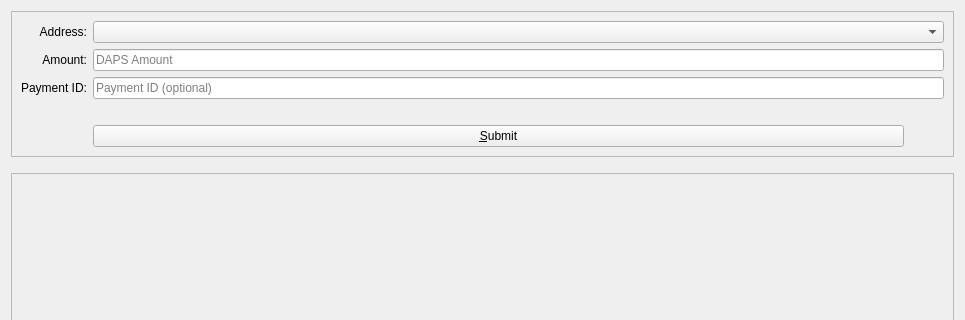
Above: src/qt/forms/receivecoinsdialog.ui from pedrorv0106/DAPS before the change; both pictures show x 0 to 965 and y 0 to 320 of the 965 by 708 pixel window. Below: the same form after it.
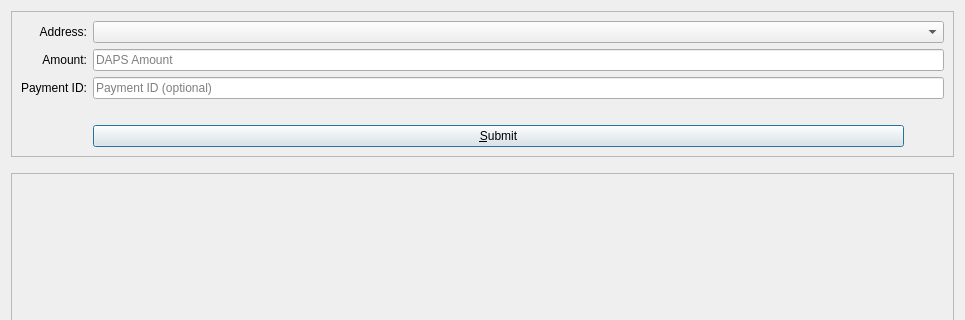
That is the form after the change. Icons and pictures are not drawn.

Patch:
```diff
--- a/src/qt/forms/receivecoinsdialog.ui
+++ b/src/qt/forms/receivecoinsdialog.ui
@@ -1,7 +1,7 @@
 <?xml version="1.0" encoding="UTF-8"?>
 <ui version="4.0">
  <class>ReceiveCoinsDialog</class>
- <widget class="QWidget" name="ReceiveCoinsDialog">
+ <widget class="QDialog" name="ReceiveCoinsDialog">
   <property name="geometry">
    <rect>
     <x>0</x>
@@ -10,9 +10,24 @@
     <height>708</height>
    </rect>
   </property>
+  <property name="sizePolicy">
+   <sizepolicy hsizetype="Preferred" vsizetype="Preferred">
+    <horstretch>0</horstretch>
+    <verstretch>0</verstretch>
+   </sizepolicy>
+  </property>
+  <property name="minimumSize">
+   <size>
+    <width>0</width>
+    <height>0</height>
+   </size>
+  </property>
   <property name="styleSheet">
    <string notr="true">QDialog{border-image: url(':/images/background') 0 0 0 0 stretch stretch;}</string>
   </property>
+  <property name="sizeGripEnabled">
+   <bool>false</bool>
+  </property>
   <layout class="QVBoxLayout" name="verticalLayout" stretch="0,0,1">
    <item>
     <widget class="QFrame" name="frame2">
```
Left out of the diff: 8 changed lines with no effect on the pictures.
